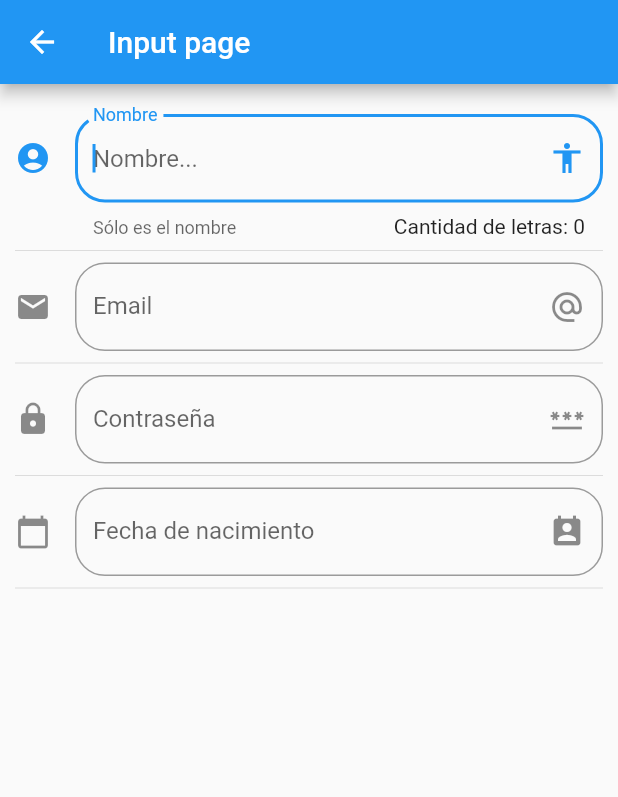
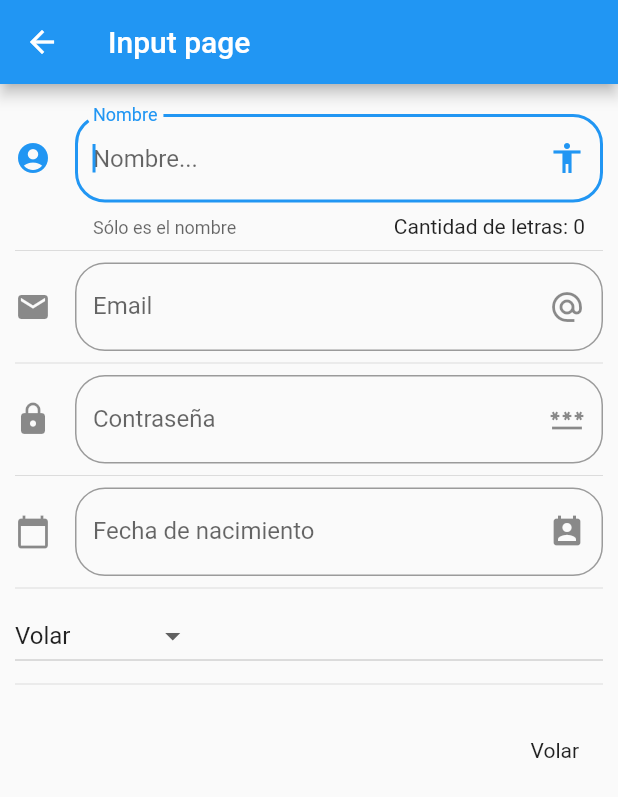
Before and after one commit to feguedi/componentes-flutter, a Flutter app: the screen it shows after launch, after a tap on "Inputs", on a phone screen of 412 x 824 dp. Shown: the top 797 px of the screen. Run offline on Flutter 3.47's test engine with Material 2 defaults, Android fonts, the phone set to English and light mode, and no system bars; network calls fail.

Commit message:
Input de Dropdown - Lenguaje en español

```diff
--- a/lib/main.dart
+++ b/lib/main.dart
@@ -1,4 +1,5 @@
 import 'package:flutter/material.dart';
+import 'package:flutter_localizations/flutter_localizations.dart';
 
 import 'package:componentes/src/routes/routes.dart';
 // import 'package:componentes/src/pages/home_temp.dart';
@@ -12,6 +13,14 @@ class MyApp extends StatelessWidget {
     return MaterialApp(
       title: 'Componentes App',
       debugShowCheckedModeBanner: false,
+      localizationsDelegates: [
+        GlobalMaterialLocalizations.delegate,
+        GlobalWidgetsLocalizations.delegate,
+      ],
+      supportedLocales: {
+        const Locale('en', 'GB'),
+        const Locale('es', 'MX'),
+      },
       initialRoute: '/',
       routes: getApplicationRoutes(),
       onGenerateRoute: (RouteSettings settings) {
--- a/lib/src/pages/input_page.dart
+++ b/lib/src/pages/input_page.dart
@@ -9,6 +9,9 @@ class _InputPageState extends State<InputPage> {
   String _nombre = '';
   String _email = '';
   String _fecha = '';
+  String _opcionSeleccionada = 'Volar';
+
+  List<String> _poderes = ['Volar', 'RayosX', 'Super aliento', 'Super fuerza'];
 
   TextEditingController _inputFieldDateController = new TextEditingController();
 
@@ -28,6 +31,8 @@ class _InputPageState extends State<InputPage> {
           _crearPassword(),
           Divider(),
           _crearFecha(context),
+          Divider(),
+          _crearDropdown(),
           Divider(),
           _crearPersona(),
         ],
@@ -60,6 +65,7 @@ class _InputPageState extends State<InputPage> {
     return ListTile(
       title: Text(_nombre),
       subtitle: Text(_email),
+      trailing: Text(_opcionSeleccionada),
     );
   }
 
@@ -138,4 +144,23 @@ class _InputPageState extends State<InputPage> {
       });
     }
   }
+
+  List<DropdownMenuItem<String>> _getOpcionesDropdown() => _poderes
+      .map((poder) => DropdownMenuItem(
+            value: poder,
+            child: Text(poder),
+          ))
+      .toList();
+
+  Widget _crearDropdown() {
+    return DropdownButton<String>(
+      value: _opcionSeleccionada,
+      items: _getOpcionesDropdown(),
+      onChanged: (opcion) {
+        setState(() {
+          _opcionSeleccionada = opcion.toString();
+        });
+      },
+    );
+  }
 }
```
